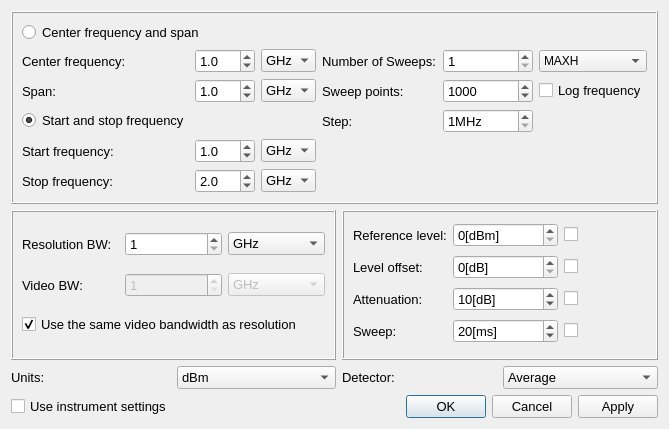
Before: the Qt Designer form scan_settings.ui in erespebrn/Near_Field_Scanner_GUI, drawn with Qt 5.
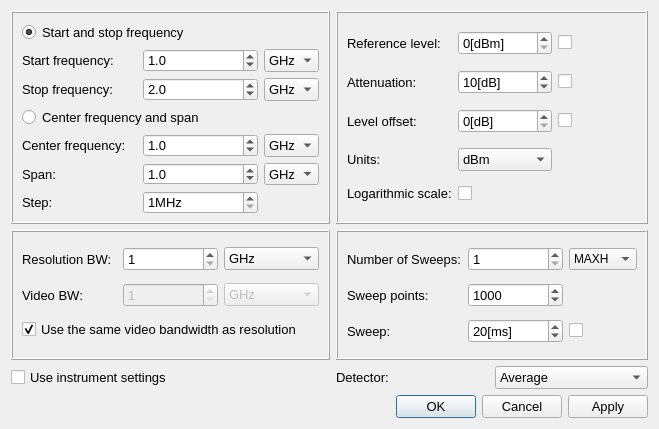
After: the same form once the commit is applied.

Commit message: Communication with Spectrum Analyzer upgraded

```diff
--- a/scan_settings.ui
+++ b/scan_settings.ui
@@ -6,7 +6,7 @@
    <rect>
     <x>0</x>
     <y>0</y>
-    <width>655</width>
+    <width>659</width>
     <height>429</height>
    </rect>
   </property>
@@ -34,251 +34,45 @@
   <layout class="QGridLayout" name="gridLayout">
    <item row="5" column="1">
     <layout class="QGridLayout" name="gridLayout_13">
-     <item row="3" column="0">
-      <widget class="QCheckBox" name="use_instrument_settings">
-       <property name="font">
-        <font>
-         <pointsize>10</pointsize>
-        </font>
-       </property>
-       <property name="text">
-        <string>Use instrument settings</string>
-       </property>
-      </widget>
-     </item>
-     <item row="3" column="1" colspan="3">
-      <widget class="QDialogButtonBox" name="buttonBox">
-       <property name="font">
-        <font>
-         <pointsize>10</pointsize>
-        </font>
-       </property>
-       <property name="orientation">
-        <enum>Qt::Horizontal</enum>
-       </property>
-       <property name="standardButtons">
-        <set>QDialogButtonBox::Apply|QDialogButtonBox::Cancel|QDialogButtonBox::Ok</set>
-       </property>
-      </widget>
-     </item>
-     <item row="1" column="2" colspan="2">
-      <widget class="QFrame" name="gridFrame_2">
-       <property name="minimumSize">
-        <size>
-         <width>0</width>
-         <height>130</height>
-        </size>
-       </property>
-       <property name="frameShape">
-        <enum>QFrame::Box</enum>
-       </property>
-       <property name="frameShadow">
-        <enum>QFrame::Raised</enum>
-       </property>
-       <layout class="QGridLayout" name="gridLayout_3">
-        <item row="1" column="1">
-         <widget class="QSpinBox" name="leveloffset_spinbox">
-          <property name="font">
-           <font>
-            <pointsize>10</pointsize>
-           </font>
-          </property>
-          <property name="wrapping">
-           <bool>false</bool>
-          </property>
-          <property name="alignment">
-           <set>Qt::AlignLeading|Qt::AlignLeft|Qt::AlignVCenter</set>
-          </property>
-          <property name="suffix">
-           <string>[dB]</string>
-          </property>
-          <property name="maximum">
-           <number>100000000</number>
-          </property>
-         </widget>
-        </item>
-        <item row="0" column="2" alignment="Qt::AlignLeft">
-         <widget class="QCheckBox" name="referencelevel_checkbox">
+     <item row="2" column="2" colspan="2">
+      <layout class="QHBoxLayout" name="horizontalLayout_3">
+       <item>
+        <widget class="QLabel" name="label_15">
+         <property name="font">
+          <font>
+           <pointsize>10</pointsize>
+          </font>
+         </property>
+         <property name="text">
+          <string>Detector:</string>
+         </property>
+        </widget>
+       </item>
+       <item>
+        <widget class="QComboBox" name="comboBox_2">
+         <property name="font">
+          <font>
+           <pointsize>10</pointsize>
+          </font>
+         </property>
+         <item>
           <property name="text">
-           <string notr="true"/>
+           <string>Average</string>
           </property>
-          <property name="tristate">
-           <bool>false</bool>
-          </property>
-         </widget>
-        </item>
-        <item row="2" column="2" alignment="Qt::AlignLeft">
-         <widget class="QCheckBox" name="attenuation_checkbox">
+         </item>
+         <item>
           <property name="text">
-           <string/>
+           <string>EMI</string>
           </property>
-         </widget>
-        </item>
-        <item row="0" column="1" alignment="Qt::AlignVCenter">
-         <widget class="QSpinBox" name="referencelevel_spinbox">
-          <property name="font">
-           <font>
-            <pointsize>10</pointsize>
-           </font>
-          </property>
-          <property name="wrapping">
-           <bool>false</bool>
-          </property>
-          <property name="alignment">
-           <set>Qt::AlignLeading|Qt::AlignLeft|Qt::AlignVCenter</set>
-          </property>
-          <property name="suffix">
-           <string>[dBm]</string>
-          </property>
-          <property name="maximum">
-           <number>1000000000</number>
-          </property>
-         </widget>
-        </item>
-        <item row="1" column="0">
-         <widget class="QLabel" name="label_11">
-          <property name="font">
-           <font>
-            <pointsize>10</pointsize>
-           </font>
-          </property>
-          <property name="frameShape">
-           <enum>QFrame::NoFrame</enum>
-          </property>
-          <property name="midLineWidth">
-           <number>1</number>
-          </property>
+         </item>
+         <item>
           <property name="text">
-           <string>Level offset:</string>
+           <string>Peak</string>
           </property>
-         </widget>
-        </item>
-        <item row="3" column="2" alignment="Qt::AlignLeft">
-         <widget class="QCheckBox" name="sweep_checkbox">
-          <property name="font">
-           <font>
-            <pointsize>10</pointsize>
-           </font>
-          </property>
-          <property name="text">
-           <string/>
-          </property>
-         </widget>
-        </item>
-        <item row="3" column="1">
-         <widget class="QSpinBox" name="sweep_spinbox">
-          <property name="font">
-           <font>
-            <pointsize>10</pointsize>
-           </font>
-          </property>
-          <property name="wrapping">
-           <bool>false</bool>
-          </property>
-          <property name="alignment">
-           <set>Qt::AlignLeading|Qt::AlignLeft|Qt::AlignVCenter</set>
-          </property>
-          <property name="suffix">
-           <string>[ms]</string>
-          </property>
-          <property name="maximum">
-           <number>100000000</number>
-          </property>
-          <property name="value">
-           <number>20</number>
-          </property>
-         </widget>
-        </item>
-        <item row="1" column="2" alignment="Qt::AlignLeft">
-         <widget class="QCheckBox" name="leveloffset_checkbox">
-          <property name="text">
-           <string/>
-          </property>
-         </widget>
-        </item>
-        <item row="3" column="0">
-         <widget class="QLabel" name="label_13">
-          <property name="font">
-           <font>
-            <pointsize>10</pointsize>
-           </font>
-          </property>
-          <property name="frameShape">
-           <enum>QFrame::NoFrame</enum>
-          </property>
-          <property name="midLineWidth">
-           <number>1</number>
-          </property>
-          <property name="text">
-           <string>Sweep:</string>
-          </property>
-         </widget>
-        </item>
-        <item row="2" column="1">
-         <widget class="QSpinBox" name="attenuation_spinbox">
-          <property name="font">
-           <font>
-            <pointsize>10</pointsize>
-           </font>
-          </property>
-          <property name="wrapping">
-           <bool>false</bool>
-          </property>
-          <property name="alignment">
-           <set>Qt::AlignLeading|Qt::AlignLeft|Qt::AlignVCenter</set>
-          </property>
-          <property name="suffix">
-           <string>[dB]</string>
-          </property>
-          <property name="maximum">
-           <number>1000000000</number>
-          </property>
-          <property name="value">
-           <number>10</number>
-          </property>
-         </widget>
-        </item>
-        <item row="0" column="0">
-         <widget class="QLabel" name="label_10">
-          <property name="font">
-           <font>
-            <pointsize>10</pointsize>
-           </font>
-          </property>
-          <property name="autoFillBackground">
-           <bool>false</bool>
-          </property>
-          <property name="frameShape">
-           <enum>QFrame::NoFrame</enum>
-          </property>
-          <property name="midLineWidth">
-           <number>1</number>
-          </property>
-          <property name="text">
-           <string>Reference level:</string>
-          </property>
-         </widget>
-        </item>
-        <item row="2" column="0">
-         <widget class="QLabel" name="label_12">
-          <property name="font">
-           <font>
-            <pointsize>10</pointsize>
-           </font>
-          </property>
-          <property name="frameShape">
-           <enum>QFrame::NoFrame</enum>
-          </property>
-          <property name="midLineWidth">
-           <number>1</number>
-          </property>
-          <property name="text">
-           <string>Attenuation:</string>
-          </property>
-         </widget>
-        </item>
-       </layout>
-      </widget>
+         </item>
+        </widget>
+       </item>
+      </layout>
      </item>
      <item row="1" column="0" colspan="2">
       <widget class="QFrame" name="gridFrame">
@@ -288,6 +82,11 @@
          <height>130</height>
         </size>
        </property>
+       <property name="font">
+        <font>
+         <pointsize>10</pointsize>
+        </font>
+       </property>
        <property name="frameShape">
         <enum>QFrame::Box</enum>
        </property>
@@ -437,368 +236,133 @@
        </layout>
       </widget>
      </item>
-     <item row="2" column="2" colspan="2">
-      <layout class="QHBoxLayout" name="horizontalLayout_3">
-       <item>
-        <widget class="QLabel" name="label_15">
-         <property name="font">
-          <font>
-           <pointsize>10</pointsize>
-          </font>
-         </property>
-         <property name="text">
-          <string>Detector:</string>
-         </property>
-        </widget>
-       </item>
-       <item>
-        <widget class="QComboBox" name="comboBox_2">
-         <property name="font">
-          <font>
-           <pointsize>10</pointsize>
-          </font>
-         </property>
-         <item>
-          <property name="text">
-           <string>Average</string>
-          </property>
-         </item>
-         <item>
-          <property name="text">
-           <string>EMI</string>
-          </property>
-         </item>
-         <item>
-          <property name="text">
-           <string>Peak</string>
-          </property>
-         </item>
-        </widget>
-       </item>
-      </layout>
-     </item>
-     <item row="2" column="0" colspan="2">
-      <layout class="QHBoxLayout" name="horizontalLayout_2">
-       <item>
-        <widget class="QLabel" name="label_14">
-         <property name="font">
-          <font>
-           <pointsize>10</pointsize>
-          </font>
-         </property>
-         <property name="text">
-          <string>Units:</string>
-         </property>
-        </widget>
-       </item>
-       <item>
-        <widget class="QComboBox" name="comboBox">
-         <property name="font">
-          <font>
-           <pointsize>10</pointsize>
-          </font>
-         </property>
-         <item>
-          <property name="text">
-           <string>dBm</string>
-          </property>
-         </item>
-         <item>
-          <property name="text">
-           <string>dBuV</string>
-          </property>
-         </item>
-         <item>
-          <property name="text">
-           <string>dBmV</string>
-          </property>
-         </item>
-         <item>
-          <property name="text">
-           <string>dBuA</string>
-          </property>
-         </item>
-         <item>
-          <property name="text">
-           <string>Volts</string>
-          </property>
-         </item>
-         <item>
-          <property name="text">
-           <string>Watts</string>
-          </property>
-         </item>
-        </widget>
-       </item>
-      </layout>
-     </item>
-     <item row="0" column="0" colspan="4">
-      <widget class="QFrame" name="gridFrame_3">
-       <property name="minimumSize">
-        <size>
-         <width>0</width>
-         <height>165</height>
-        </size>
-       </property>
+     <item row="0" column="2" colspan="2">
+      <widget class="QFrame" name="frame">
        <property name="frameShape">
         <enum>QFrame::Box</enum>
        </property>
        <property name="frameShadow">
         <enum>QFrame::Raised</enum>
        </property>
-       <layout class="QGridLayout" name="gridLayout_4">
-        <item row="1" column="1">
-         <widget class="QDoubleSpinBox" name="center_freq_spinbox">
-          <property name="font">
-           <font>
-            <pointsize>10</pointsize>
-           </font>
-          </property>
-          <property name="decimals">
-           <number>1</number>
-          </property>
-          <property name="value">
-           <double>1.000000000000000</double>
-          </property>
-         </widget>
-        </item>
-        <item row="2" column="0">
-         <widget class="QLabel" name="label_2">
-          <property name="font">
-           <font>
-            <pointsize>10</pointsize>
-           </font>
-          </property>
-          <property name="text">
-           <string>Span:</string>
-          </property>
-         </widget>
-        </item>
+       <layout class="QGridLayout" name="gridLayout_7">
         <item row="2" column="2">
-         <widget class="QComboBox" name="frequency_dropdown_span">
+         <widget class="QSpinBox" name="leveloffset_spinbox">
           <property name="font">
            <font>
             <pointsize>10</pointsize>
            </font>
           </property>
-          <item>
-           <property name="text">
-            <string>GHz</string>
-           </property>
-          </item>
-          <item>
-           <property name="text">
-            <string>MHz</string>
-           </property>
-          </item>
-          <item>
-           <property name="text">
-            <string>kHz</string>
-           </property>
-          </item>
-          <item>
-           <property name="text">
-            <string>Hz</string>
-           </property>
-          </item>
+          <property name="wrapping">
+           <bool>false</bool>
+          </property>
+          <property name="alignment">
+           <set>Qt::AlignLeading|Qt::AlignLeft|Qt::AlignVCenter</set>
+          </property>
+          <property name="suffix">
+           <string>[dB]</string>
+          </property>
+          <property name="maximum">
+           <number>100000000</number>
+          </property>
          </widget>
         </item>
         <item row="2" column="1">
-         <widget class="QDoubleSpinBox" name="spanfreq_spinbox">
+         <widget class="QLabel" name="label_11">
           <property name="font">
            <font>
             <pointsize>10</pointsize>
            </font>
           </property>
-          <property name="decimals">
+          <property name="frameShape">
+           <enum>QFrame::NoFrame</enum>
+          </property>
+          <property name="midLineWidth">
            <number>1</number>
           </property>
-          <property name="value">
-           <double>1.000000000000000</double>
+          <property name="text">
+           <string>Level offset:</string>
           </property>
          </widget>
         </item>
-        <item row="1" column="3">
-         <spacer name="horizontalSpacer">
-          <property name="orientation">
-           <enum>Qt::Horizontal</enum>
-          </property>
-          <property name="sizeHint" stdset="0">
-           <size>
-            <width>40</width>
-            <height>20</height>
-           </size>
-          </property>
-         </spacer>
-        </item>
-        <item row="0" column="0" colspan="3">
-         <widget class="QRadioButton" name="center_span_radiobutton">
-          <property name="font">
-           <font>
-            <pointsize>10</pointsize>
-           </font>
-          </property>
-          <property name="toolTipDuration">
-           <number>0</number>
-          </property>
+        <item row="0" column="3">
+         <widget class="QCheckBox" name="referencelevel_checkbox">
           <property name="text">
-           <string>Center frequency and span</string>
+           <string notr="true"/>
           </property>
-          <property name="checked">
+          <property name="tristate">
            <bool>false</bool>
           </property>
          </widget>
         </item>
-        <item row="1" column="0">
-         <widget class="QLabel" name="label">
+        <item row="0" column="2">
+         <widget class="QSpinBox" name="referencelevel_spinbox">
+          <property name="sizePolicy">
+           <sizepolicy hsizetype="Ignored" vsizetype="Fixed">
+            <horstretch>0</horstretch>
+            <verstretch>0</verstretch>
+           </sizepolicy>
+          </property>
           <property name="font">
            <font>
             <pointsize>10</pointsize>
            </font>
           </property>
-          <property name="text">
-           <string>Center frequency:</string>
+          <property name="wrapping">
+           <bool>false</bool>
           </property>
+          <property name="alignment">
+           <set>Qt::AlignLeading|Qt::AlignLeft|Qt::AlignVCenter</set>
+          </property>
+          <property name="suffix">
+           <string>[dBm]</string>
+          </property>
+          <property name="maximum">
+           <number>1000000000</number>
+          </property>
          </widget>
         </item>
-        <item row="3" column="0">
-         <widget class="QRadioButton" name="start_stop_radiobutton">
-          <property name="font">
-           <font>
-            <pointsize>10</pointsize>
-           </font>
-          </property>
+        <item row="2" column="3">
+         <widget class="QCheckBox" name="leveloffset_checkbox">
           <property name="text">
-           <string>Start and stop frequency</string>
-          </property>
-          <property name="checked">
-           <bool>true</bool>
+           <string/>
           </property>
          </widget>
         </item>
         <item row="4" column="1">
-         <widget class="QDoubleSpinBox" name="start_freq_spinbox">
+         <widget class="QLabel" name="label_16">
           <property name="font">
            <font>
             <pointsize>10</pointsize>
            </font>
           </property>
-          <property name="decimals">
+          <property name="text">
+           <string>Logarithmic scale:</string>
+          </property>
+         </widget>
+        </item>
+        <item row="0" column="1">
+         <widget class="QLabel" name="label_10">
+          <property name="font">
+           <font>
+            <pointsize>10</pointsize>
+           </font>
+          </property>
+          <property name="autoFillBackground">
+           <bool>false</bool>
+          </property>
+          <property name="frameShape">
+           <enum>QFrame::NoFrame</enum>
+          </property>
+          <property name="midLineWidth">
            <number>1</number>
           </property>
-          <property name="maximum">
-           <double>999.899999999999977</double>
-          </property>
-          <property name="value">
-           <double>1.000000000000000</double>
+          <property name="text">
+           <string>Reference level:</string>
           </property>
          </widget>
         </item>
         <item row="4" column="2">
-         <widget class="QComboBox" name="start_freq_dropdown">
-          <property name="font">
-           <font>
-            <pointsize>10</pointsize>
-           </font>
-          </property>
-          <item>
-           <property name="text">
-            <string>GHz</string>
-           </property>
-          </item>
-          <item>
-           <property name="text">
-            <string>MHz</string>
-           </property>
-          </item>
-          <item>
-           <property name="text">
-            <string>kHz</string>
-           </property>
-          </item>
-          <item>
-           <property name="text">
-            <string>Hz</string>
-           </property>
-          </item>
-         </widget>
-        </item>
-        <item row="1" column="2">
-         <widget class="QComboBox" name="frequency_dropdown_center">
-          <property name="font">
-           <font>
-            <pointsize>10</pointsize>
-           </font>
-          </property>
-          <item>
-           <property name="text">
-            <string>GHz</string>
-           </property>
-          </item>
-          <item>
-           <property name="text">
-            <string>MHz</string>
-           </property>
-          </item>
-          <item>
-           <property name="text">
-            <string>kHz</string>
-           </property>
-          </item>
-          <item>
-           <property name="text">
-            <string>Hz</string>
-           </property>
-          </item>
-         </widget>
-        </item>
-        <item row="4" column="0">
-         <widget class="QLabel" name="label_5">
-          <property name="font">
-           <font>
-            <pointsize>10</pointsize>
-           </font>
-          </property>
-          <property name="text">
-           <string>Start frequency:</string>
-          </property>
-         </widget>
-        </item>
-        <item row="5" column="0">
-         <widget class="QLabel" name="label_6">
-          <property name="font">
-           <font>
-            <pointsize>10</pointsize>
-           </font>
-          </property>
-          <property name="text">
-           <string>Stop frequency:</string>
-          </property>
-         </widget>
-        </item>
-        <item row="5" column="1">
-         <widget class="QDoubleSpinBox" name="stop_freq_spinbox">
-          <property name="font">
-           <font>
-            <pointsize>10</pointsize>
-           </font>
-          </property>
-          <property name="decimals">
-           <number>1</number>
-          </property>
-          <property name="minimum">
-           <double>0.100000000000000</double>
-          </property>
-          <property name="maximum">
-           <double>999.899999999999977</double>
-          </property>
-          <property name="value">
-           <double>2.000000000000000</double>
-          </property>
-         </widget>
-        </item>
-        <item row="5" column="2">
-         <widget class="QComboBox" name="stop_freq_dropdown">
+         <widget class="QCheckBox" name="scaleCheckbox">
           <property name="sizePolicy">
            <sizepolicy hsizetype="Fixed" vsizetype="Fixed">
             <horstretch>0</horstretch>
@@ -810,29 +374,190 @@
             <pointsize>10</pointsize>
            </font>
           </property>
+          <property name="locale">
+           <locale language="English" country="Denmark"/>
+          </property>
+          <property name="text">
+           <string/>
+          </property>
+         </widget>
+        </item>
+        <item row="1" column="1">
+         <widget class="QLabel" name="label_12">
+          <property name="font">
+           <font>
+            <pointsize>10</pointsize>
+           </font>
+          </property>
+          <property name="frameShape">
+           <enum>QFrame::NoFrame</enum>
+          </property>
+          <property name="midLineWidth">
+           <number>1</number>
+          </property>
+          <property name="text">
+           <string>Attenuation:</string>
+          </property>
+         </widget>
+        </item>
+        <item row="1" column="2">
+         <widget class="QSpinBox" name="attenuation_spinbox">
+          <property name="font">
+           <font>
+            <pointsize>10</pointsize>
+           </font>
+          </property>
+          <property name="wrapping">
+           <bool>false</bool>
+          </property>
+          <property name="alignment">
+           <set>Qt::AlignLeading|Qt::AlignLeft|Qt::AlignVCenter</set>
+          </property>
+          <property name="suffix">
+           <string>[dB]</string>
+          </property>
+          <property name="maximum">
+           <number>1000000000</number>
+          </property>
+          <property name="value">
+           <number>10</number>
+          </property>
+         </widget>
+        </item>
+        <item row="1" column="3">
+         <widget class="QCheckBox" name="attenuation_checkbox">
+          <property name="text">
+           <string/>
+          </property>
+         </widget>
+        </item>
+        <item row="3" column="1">
+         <widget class="QLabel" name="label_14">
+          <property name="font">
+           <font>
+            <pointsize>10</pointsize>
+           </font>
+          </property>
+          <property name="text">
+           <string>Units:</string>
+          </property>
+         </widget>
+        </item>
+        <item row="3" column="2">
+         <widget class="QComboBox" name="units_combobox">
+          <property name="font">
+           <font>
+            <pointsize>10</pointsize>
+           </font>
+          </property>
           <item>
            <property name="text">
-            <string>GHz</string>
+            <string>dBm</string>
            </property>
           </item>
           <item>
            <property name="text">
-            <string>MHz</string>
+            <string>dBuV</string>
            </property>
           </item>
           <item>
            <property name="text">
-            <string>kHz</string>
+            <string>dBmV</string>
            </property>
           </item>
           <item>
            <property name="text">
-            <string>Hz</string>
+            <string>dBuA</string>
            </property>
           </item>
+          <item>
+           <property name="text">
+            <string>V</string>
+           </property>
+          </item>
+          <item>
+           <property name="text">
+            <string>W</string>
+           </property>
+          </item>
          </widget>
         </item>
-        <item row="1" column="4">
+       </layout>
+      </widget>
+     </item>
+     <item row="3" column="1" colspan="3">
+      <widget class="QDialogButtonBox" name="buttonBox">
+       <property name="font">
+        <font>
+         <pointsize>10</pointsize>
+        </font>
+       </property>
+       <property name="orientation">
+        <enum>Qt::Horizontal</enum>
+       </property>
+       <property name="standardButtons">
+        <set>QDialogButtonBox::Apply|QDialogButtonBox::Cancel|QDialogButtonBox::Ok</set>
+       </property>
+      </widget>
+     </item>
+     <item row="1" column="2" colspan="2">
+      <widget class="QFrame" name="gridFrame_2">
+       <property name="minimumSize">
+        <size>
+         <width>0</width>
+         <height>130</height>
+        </size>
+       </property>
+       <property name="frameShape">
+        <enum>QFrame::Box</enum>
+       </property>
+       <property name="frameShadow">
+        <enum>QFrame::Raised</enum>
+       </property>
+       <layout class="QGridLayout" name="gridLayout_3">
+        <item row="3" column="0">
+         <widget class="QLabel" name="label_13">
+          <property name="font">
+           <font>
+            <pointsize>10</pointsize>
+           </font>
+          </property>
+          <property name="frameShape">
+           <enum>QFrame::NoFrame</enum>
+          </property>
+          <property name="midLineWidth">
+           <number>1</number>
+          </property>
+          <property name="text">
+           <string>Sweep:</string>
+          </property>
+         </widget>
+        </item>
+        <item row="3" column="1">
+         <widget class="QSpinBox" name="sweepTime_spinbox">
+          <property name="font">
+           <font>
+            <pointsize>10</pointsize>
+           </font>
+          </property>
+          <property name="wrapping">
+           <bool>false</bool>
+          </property>
+          <property name="alignment">
+           <set>Qt::AlignLeading|Qt::AlignLeft|Qt::AlignVCenter</set>
+          </property>
+          <property name="suffix">
+           <string>[ms]</string>
+          </property>
+          <property name="maximum">
+           <number>100000000</number>
+          </property>
+          <property name="value">
+           <number>20</number>
+          </property>
+         </widget>
+        </item>
+        <item row="0" column="0">
          <widget class="QLabel" name="label_7">
           <property name="font">
            <font>
@@ -844,7 +569,7 @@
           </property>
          </widget>
         </item>
-        <item row="1" column="5">
+        <item row="0" column="1">
          <widget class="QSpinBox" name="no_sweeps_spinbox">
           <property name="font">
            <font>
@@ -859,7 +584,7 @@
           </property>
          </widget>
         </item>
-        <item row="1" column="6">
+        <item row="0" column="2">
          <widget class="QComboBox" name="no_sweeps_dropdown">
           <item>
            <property name="text">
@@ -868,7 +593,7 @@
           </item>
          </widget>
         </item>
-        <item row="2" column="4">
+        <item row="1" column="0">
          <widget class="QLabel" name="label_3">
           <property name="font">
            <font>
@@ -880,7 +605,7 @@
           </property>
          </widget>
         </item>
-        <item row="2" column="5">
+        <item row="1" column="1">
          <widget class="QSpinBox" name="sweep_points_spinbox">
           <property name="font">
            <font>
@@ -895,28 +620,190 @@
           </property>
          </widget>
         </item>
-        <item row="2" column="6">
-         <widget class="QCheckBox" name="scaleCheckbox">
-          <property name="sizePolicy">
-           <sizepolicy hsizetype="Fixed" vsizetype="Fixed">
-            <horstretch>0</horstretch>
-            <verstretch>0</verstretch>
-           </sizepolicy>
+        <item row="3" column="2">
+         <widget class="QCheckBox" name="sweepTime_checkbox">
+          <property name="font">
+           <font>
+            <pointsize>10</pointsize>
+           </font>
           </property>
+          <property name="text">
+           <string/>
+          </property>
+         </widget>
+        </item>
+       </layout>
+      </widget>
+     </item>
+     <item row="2" column="0" colspan="2">
+      <layout class="QHBoxLayout" name="horizontalLayout_2">
+       <item>
+        <widget class="QCheckBox" name="use_instrument_settings">
+         <property name="font">
+          <font>
+           <pointsize>10</pointsize>
+          </font>
+         </property>
+         <property name="text">
+          <string>Use instrument settings</string>
+         </property>
+        </widget>
+       </item>
+      </layout>
+     </item>
+     <item row="0" column="0" colspan="2">
+      <widget class="QFrame" name="gridFrame_3">
+       <property name="minimumSize">
+        <size>
+         <width>0</width>
+         <height>165</height>
+        </size>
+       </property>
+       <property name="font">
+        <font>
+         <pointsize>12</pointsize>
+        </font>
+       </property>
+       <property name="frameShape">
+        <enum>QFrame::Box</enum>
+       </property>
+       <property name="frameShadow">
+        <enum>QFrame::Raised</enum>
+       </property>
+       <layout class="QGridLayout" name="gridLayout_4">
+        <item row="5" column="2">
+         <widget class="QComboBox" name="start_freq_dropdown">
           <property name="font">
            <font>
             <pointsize>10</pointsize>
            </font>
           </property>
-          <property name="locale">
-           <locale language="English" country="Denmark"/>
+          <item>
+           <property name="text">
+            <string>GHz</string>
+           </property>
+          </item>
+          <item>
+           <property name="text">
+            <string>MHz</string>
+           </property>
+          </item>
+          <item>
+           <property name="text">
+            <string>kHz</string>
+           </property>
+          </item>
+          <item>
+           <property name="text">
+            <string>Hz</string>
+           </property>
+          </item>
+         </widget>
+        </item>
+        <item row="9" column="2">
+         <widget class="QComboBox" name="frequency_dropdown_span">
+          <property name="font">
+           <font>
+            <pointsize>10</pointsize>
+           </font>
           </property>
+          <item>
+           <property name="text">
+            <string>GHz</string>
+           </property>
+          </item>
+          <item>
+           <property name="text">
+            <string>MHz</string>
+           </property>
+          </item>
+          <item>
+           <property name="text">
+            <string>kHz</string>
+           </property>
+          </item>
+          <item>
+           <property name="text">
+            <string>Hz</string>
+           </property>
+          </item>
+         </widget>
+        </item>
+        <item row="8" column="2">
+         <widget class="QComboBox" name="frequency_dropdown_center">
+          <property name="font">
+           <font>
+            <pointsize>10</pointsize>
+           </font>
+          </property>
+          <item>
+           <property name="text">
+            <string>GHz</string>
+           </property>
+          </item>
+          <item>
+           <property name="text">
+            <string>MHz</string>
+           </property>
+          </item>
+          <item>
+           <property name="text">
+            <string>kHz</string>
+           </property>
+          </item>
+          <item>
+           <property name="text">
+            <string>Hz</string>
+           </property>
+          </item>
+         </widget>
+        </item>
+        <item row="9" column="0">
+         <widget class="QLabel" name="label_2">
+          <property name="font">
+           <font>
+            <pointsize>10</pointsize>
+           </font>
+          </property>
           <property name="text">
-           <string>Log frequency</string>
+           <string>Span:</string>
           </property>
          </widget>
         </item>
-        <item row="3" column="4">
+        <item row="6" column="1">
+         <widget class="QDoubleSpinBox" name="stop_freq_spinbox">
+          <property name="font">
+           <font>
+            <pointsize>10</pointsize>
+           </font>
+          </property>
+          <property name="decimals">
+           <number>1</number>
+          </property>
+          <property name="minimum">
+           <double>0.100000000000000</double>
+          </property>
+          <property name="maximum">
+           <double>999.899999999999977</double>
+          </property>
+          <property name="value">
+           <double>2.000000000000000</double>
+          </property>
+         </widget>
+        </item>
+        <item row="8" column="0">
+         <widget class="QLabel" name="label">
+          <property name="font">
+           <font>
+            <pointsize>10</pointsize>
+           </font>
+          </property>
+          <property name="text">
+           <string>Center frequency:</string>
+          </property>
+         </widget>
+        </item>
+        <item row="10" column="0">
          <widget class="QLabel" name="label_4">
           <property name="font">
            <font>
@@ -928,7 +815,114 @@
           </property>
          </widget>
         </item>
-        <item row="3" column="5">
+        <item row="9" column="1">
+         <widget class="QDoubleSpinBox" name="spanfreq_spinbox">
+          <property name="font">
+           <font>
+            <pointsize>10</pointsize>
+           </font>
+          </property>
+          <property name="decimals">
+           <number>1</number>
+          </property>
+          <property name="value">
+           <double>1.000000000000000</double>
+          </property>
+         </widget>
+        </item>
+        <item row="8" column="1">
+         <widget class="QDoubleSpinBox" name="center_freq_spinbox">
+          <property name="font">
+           <font>
+            <pointsize>10</pointsize>
+           </font>
+          </property>
+          <property name="decimals">
+           <number>1</number>
+          </property>
+          <property name="value">
+           <double>1.000000000000000</double>
+          </property>
+         </widget>
+        </item>
+        <item row="5" column="1">
+         <widget class="QDoubleSpinBox" name="start_freq_spinbox">
+          <property name="font">
+           <font>
+            <pointsize>10</pointsize>
+           </font>
+          </property>
+          <property name="decimals">
+           <number>1</number>
+          </property>
+          <property name="maximum">
+           <double>999.899999999999977</double>
+          </property>
+          <property name="value">
+           <double>1.000000000000000</double>
+          </property>
+         </widget>
+        </item>
+        <item row="5" column="0">
+         <widget class="QLabel" name="label_5">
+          <property name="font">
+           <font>
+            <pointsize>10</pointsize>
+           </font>
+          </property>
+          <property name="text">
+           <string>Start frequency:</string>
+          </property>
+         </widget>
+        </item>
+        <item row="6" column="2">
+         <widget class="QComboBox" name="stop_freq_dropdown">
+          <property name="sizePolicy">
+           <sizepolicy hsizetype="Fixed" vsizetype="Fixed">
+            <horstretch>0</horstretch>
+            <verstretch>0</verstretch>
+           </sizepolicy>
+          </property>
+          <property name="font">
+           <font>
+            <pointsize>10</pointsize>
+           </font>
+          </property>
+          <item>
+           <property name="text">
+            <string>GHz</string>
+           </property>
+          </item>
+          <item>
+           <property name="text">
+            <string>MHz</string>
+           </property>
+          </item>
+          <item>
+           <property name="text">
+            <string>kHz</string>
+           </property>
+          </item>
+          <item>
+           <property name="text">
+            <string>Hz</string>
+           </property>
+          </item>
+         </widget>
+        </item>
+        <item row="6" column="0">
+         <widget class="QLabel" name="label_6">
+          <property name="font">
+           <font>
+            <pointsize>10</pointsize>
+           </font>
+          </property>
+          <property name="text">
+           <string>Stop frequency:</string>
+          </property>
+         </widget>
+        </item>
+        <item row="10" column="1">
          <widget class="QSpinBox" name="step_spinbox">
           <property name="font">
            <font>
@@ -949,6 +943,39 @@
           </property>
          </widget>
         </item>
+        <item row="4" column="0" colspan="3">
+         <widget class="QRadioButton" name="start_stop_radiobutton">
+          <property name="font">
+           <font>
+            <pointsize>10</pointsize>
+           </font>
+          </property>
+          <property name="text">
+           <string>Start and stop frequency</string>
+          </property>
+          <property name="checked">
+           <bool>true</bool>
+          </property>
+         </widget>
+        </item>
+        <item row="7" column="0" colspan="2">
+         <widget class="QRadioButton" name="center_span_radiobutton">
+          <property name="font">
+           <font>
+            <pointsize>10</pointsize>
+           </font>
+          </property>
+          <property name="toolTipDuration">
+           <number>0</number>
+          </property>
+          <property name="text">
+           <string>Center frequency and span</string>
+          </property>
+          <property name="checked">
+           <bool>false</bool>
+          </property>
+         </widget>
+        </item>
        </layout>
       </widget>
      </item>
```
The commit also changes 2 other files.
